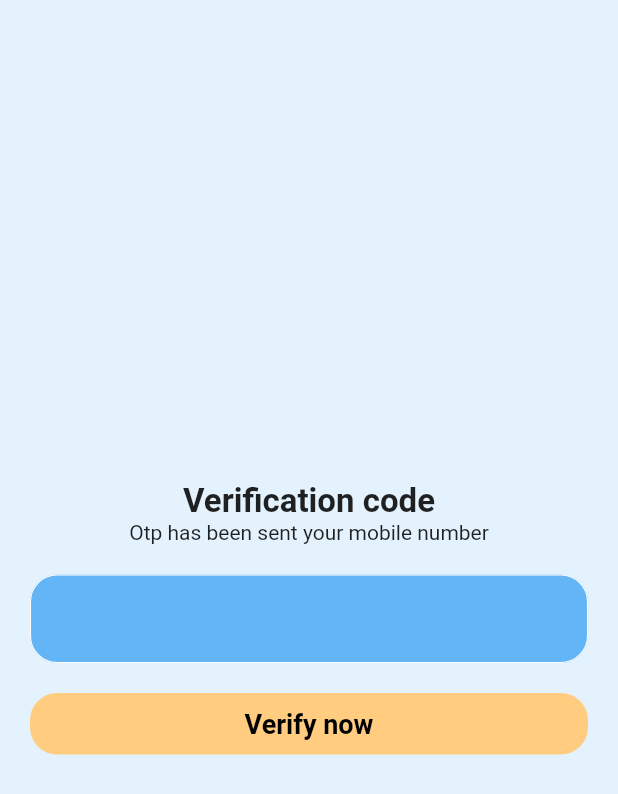
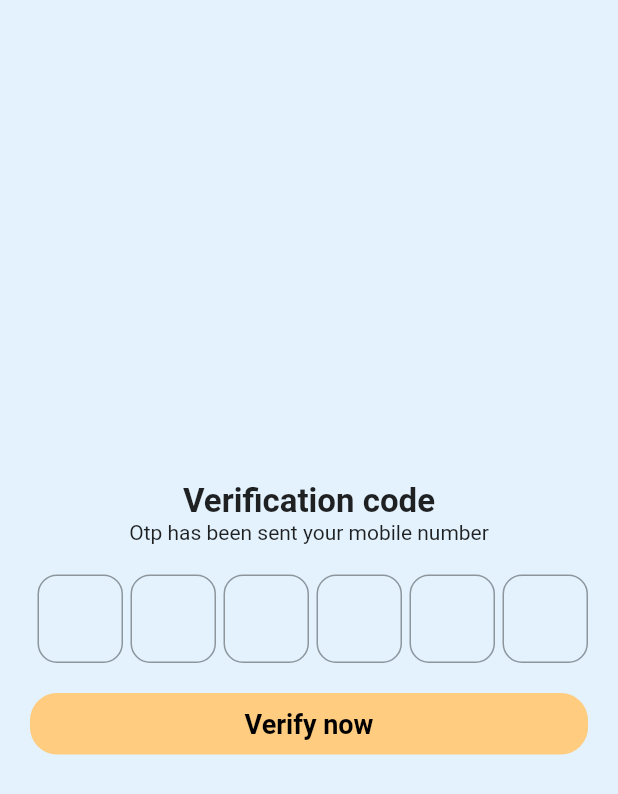
Before and after one commit to Dharmeshkatariya/authenticationwith-firebase, a Flutter app: the OtpScreen screen opened by its route, on a phone screen of 412 x 824 dp. Shown: the top 794 px of the screen. Run offline on Flutter 3.47's test engine with Material 2 defaults, Android fonts, the phone set to English and light mode, and no system bars; our stand-ins replace cloud_firestore, dropdown_button2, firebase_auth, firebase_core, firebase_database, firebase_messaging and 6 more; missing offline and left inert: firebase_phone_auth_handler; accounts and stored records are empty; network calls fail.

Commit message:
otp screen update

```diff
--- a/lib/common.dart
+++ b/lib/common.dart
@@ -1,13 +1,11 @@
 import 'package:flutter/material.dart';
+import 'package:flutter/services.dart';
 
 class Common {
   static String verificationId = '';
 
-  static Widget container({
-    String? text,
-    GestureTapCallback? onTap,
-    bool loading = false
-  }) {
+  static Widget container(
+      {String? text, GestureTapCallback? onTap, bool loading = false}) {
     return GestureDetector(
       onTap: onTap,
       child: Container(
@@ -17,13 +15,42 @@ class Common {
           color: Colors.white,
           borderRadius: BorderRadius.circular(18),
         ),
-        child: loading ? const CircularProgressIndicator() :Text(
+        child: loading
+            ? const CircularProgressIndicator()
+            : Text(
                 text!,
                 style: const TextStyle(
-              fontWeight: FontWeight.w600, color: Colors.blue, fontSize: 18),
+                    fontWeight: FontWeight.w600,
+                    color: Colors.blue,
+                    fontSize: 18),
               ),
       ),
     );
+  }
+
+  static Widget otpTextField({
+    List<TextInputFormatter>? inputFormatters,
+    required BuildContext context,
+    String? text,
+  }) {
+    return TextFormField(
+        onChanged: (value) {
+          if (value.length == 1) {
+            FocusScope.of(context).nextFocus();
+          }
+        },
+        textAlign: TextAlign.center,
+        keyboardType: TextInputType.number,
+        inputFormatters: [
+          LengthLimitingTextInputFormatter(1),
+          FilteringTextInputFormatter.digitsOnly
+        ],
+        decoration: InputDecoration(
+          hintText: text,
+          border: OutlineInputBorder(
+            borderRadius: BorderRadius.circular(13),
+          ),
+        ));
   }
 
   static Widget custumtextfield({
@@ -36,7 +63,6 @@ class Common {
     Color? color,
     Color? hintcolor,
     int? maxline,
-
     required Color bordercolor,
   }) {
     return TextFormField(
@@ -81,10 +107,14 @@ maxLines: maxline,
           color: color,
           borderRadius: BorderRadius.circular(18),
         ),
-        child: loading? const CircularProgressIndicator() : Text(
+        child: loading
+            ? const CircularProgressIndicator()
+            : Text(
                 text!,
                 style: TextStyle(
-              fontWeight: FontWeight.w600, color: textcolor, fontSize: 18),
+                    fontWeight: FontWeight.w600,
+                    color: textcolor,
+                    fontSize: 18),
               ),
       ),
     );
--- a/lib/controller/addpost_controller.dart
+++ b/lib/controller/addpost_controller.dart
@@ -23,10 +23,9 @@ class AddPostController extends GetxController {
   RxString genderValue = "".obs;
   RxString updateEmail = "".obs;
   final databaseRef = FirebaseDatabase.instance.ref("User");
-  firebase_storage.FirebaseStorage storage =
-      firebase_storage.FirebaseStorage.instance;
+  firebase_storage.FirebaseStorage storage = firebase_storage.FirebaseStorage.instance;
   RxBool loading = false.obs;
-  final form = GlobalKey<FormState>();
+
 
   @override
   void onInit() {
@@ -36,7 +35,6 @@ class AddPostController extends GetxController {
         _setValue(userEmail);
       }
     }
-
     super.onInit();
   }
 
@@ -76,10 +74,8 @@ class AddPostController extends GetxController {
       loading.value = true;
       String email = emailController.value.text;
       var strEmail = email.split("@");
-      databaseRef
-          .child(strEmail[0])
-          .update({
-            "userimage": storeImage,
+      databaseRef.child(strEmail[0]).update({
+        "userimage": storeImage,
             "fullName": nameController.value.text,
             "email": emailController.value.text,
             "Mobile": mobileController.value.text,
--- a/lib/controller/mobileverification_controller.dart
+++ b/lib/controller/mobileverification_controller.dart
@@ -10,7 +10,7 @@ import '../utils/utills.dart';
 class MobileScreenController extends GetxController {
   final mobileController = TextEditingController();
   RxBool loading = false.obs;
-  final form = GlobalKey<FormState>();
+
 
   mobileVerified() async {
     try {
--- a/lib/controller/signuopscreen_controller.dart
+++ b/lib/controller/signuopscreen_controller.dart
@@ -5,10 +5,7 @@ import 'package:flutter/cupertino.dart';
 import 'package:flutter/material.dart';
 import 'package:get/get.dart';
 import 'package:shared_preferences/shared_preferences.dart';
-import 'package:untitled5/screen/loginscreen.dart';
-
 import '../routes/name_routes.dart';
-import '../utils/utills.dart';
 
 class SignUpScreenController extends GetxController {
   RxBool isChecked = false.obs;
--- a/lib/screen/database/add_post.dart
+++ b/lib/screen/database/add_post.dart
@@ -62,8 +62,9 @@ class AddPost extends GetView<AddPostController> {
   }
 
   Widget _column() {
+    final form = GlobalKey<FormState>();
     return Form(
-      key: controller.form,
+      key: form,
       child: Column(
         crossAxisAlignment: CrossAxisAlignment.start,
         children: [
@@ -180,7 +181,7 @@ class AddPost extends GetView<AddPostController> {
                 if (controller.imagePath.value.isEmpty &&
                     controller.selectedImage.value.isEmpty) {
                   Utils.toastMessage("select image");
-                } else if (controller.form.currentState!.validate()) {
+                } else if (form.currentState!.validate()) {
                   controller.loading.value = true;
                   controller.imageUpdate();
                 }
--- a/lib/screen/main.dart
+++ b/lib/screen/main.dart
@@ -96,7 +96,7 @@ class _MyHomePageState extends State<MyHomePage> {
   _login() async {
     var shareP = await SharedPreferences.getInstance();
     bool isLogin = shareP.getBool("login") ?? false;
-    Timer(Duration(seconds: 2), () {
+    Timer(const Duration(seconds: 2), () {
       if (isLogin) {
        Get.offNamed(NameRoutes.chatAppScreen);
       } else {
--- a/lib/screen/mobileverification.dart
+++ b/lib/screen/mobileverification.dart
@@ -9,13 +9,14 @@ class MobileScreen extends GetView<MobileScreenController> {
 
   @override
   Widget build(BuildContext context) {
+    final form = GlobalKey<FormState>();
     return Scaffold(
         body: Obx(
       () => SafeArea(
         child: Container(
           color: Colors.deepPurple,
           child: Form(
-            key: controller.form,
+            key: form,
             child: Column(
               mainAxisAlignment: MainAxisAlignment.center,
               children: [
@@ -38,7 +39,7 @@ class MobileScreen extends GetView<MobileScreenController> {
                     loading: controller.loading.value,
                     text: "Sign Up",
                     onTap: () {
-                      if (controller.form.currentState!.validate()) {
+                      if (form.currentState!.validate()) {
                         controller.loading.value = true;
                         controller.mobileVerified();
                       }
--- a/lib/screen/otpscreen.dart
+++ b/lib/screen/otpscreen.dart
@@ -4,14 +4,13 @@ import 'package:untitled5/common.dart';
 import 'package:untitled5/routes/name_routes.dart';
 import 'package:untitled5/controller/otpscreen_controller.dart';
 
-class OtpScreen extends GetView<OtpScreenController>{
+class OtpScreen extends GetView<OtpScreenController> {
   OtpScreen({Key? key}) : super(key: key);
-
 
   @override
   Widget build(BuildContext context) {
     return Scaffold(
-        body: Obx(()=>SafeArea(
+        body: Obx(() => SafeArea(
               child: Container(
                 padding: const EdgeInsets.symmetric(horizontal: 20),
                 width: double.infinity,
@@ -30,13 +29,16 @@ class OtpScreen extends GetView<OtpScreenController>{
                     const SizedBox(
                       height: 20,
                     ),
-                Common.custumtextfield(
-                    hintcolor: Colors.white,
-                    color: Colors.white,
-                    bordercolor: Colors.white,
-                    controller: controller.otpController,
-                    text: "",
-                    fillColor: Colors.blue.shade300),
+                    Row(
+                      children: [
+                        _otpData(context: context),
+                        _otpData(context: context),
+                        _otpData(context: context),
+                        _otpData(context: context),
+                        _otpData(context: context),
+                        _otpData(context: context),
+                      ],
+                    ),
                     const SizedBox(
                       height: 20,
                     ),
@@ -53,7 +55,15 @@ class OtpScreen extends GetView<OtpScreenController>{
                   ],
                 ),
               ),
-        ))
+            )));
+  }
+
+  Widget _otpData({required BuildContext context}) {
+    return Expanded(
+      child: Padding(
+        padding: const EdgeInsets.only(left: 5),
+        child: Common.otpTextField(context: context),
+      ),
     );
   }
 }
```
Lines whose indentation alone changed are shown as unchanged.
